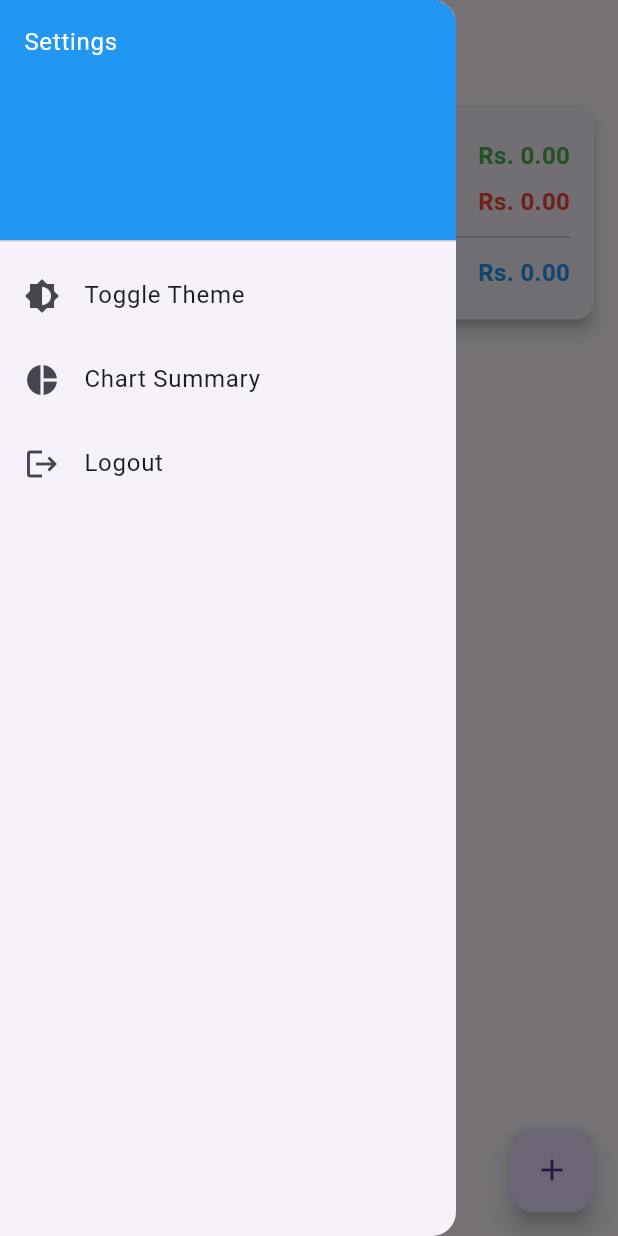
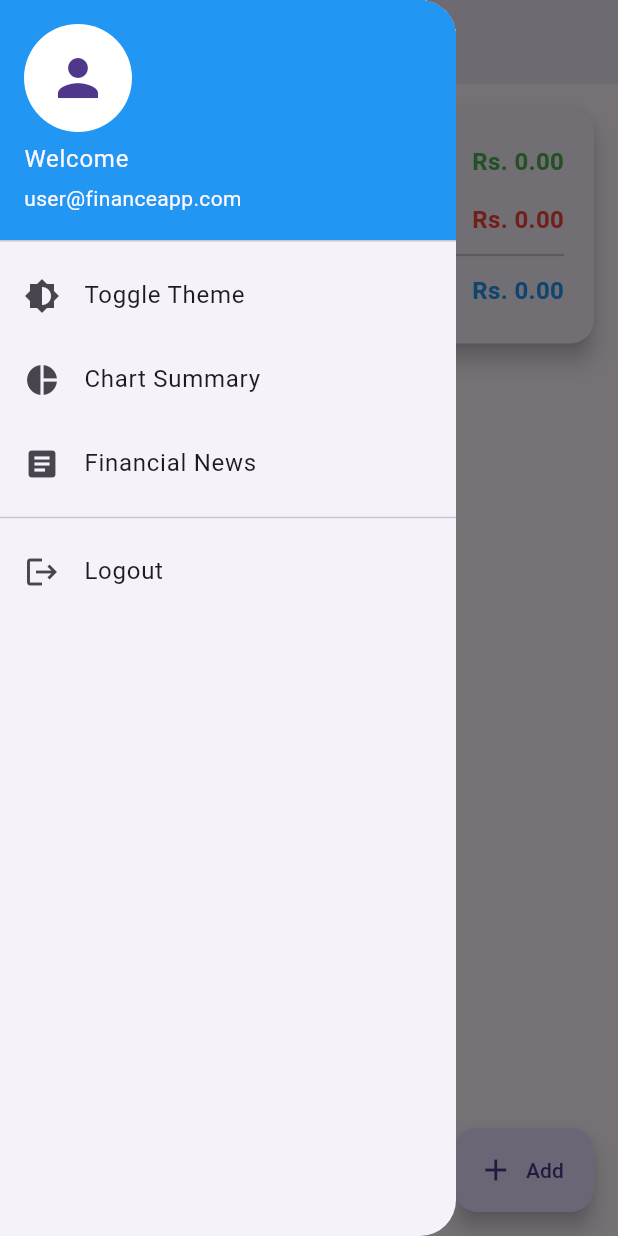
Before and after one commit to ENLDR/personal_finance_app, a Flutter app: the HomeScreen screen opened directly, with the side drawer open, on a phone screen of 412 x 824 dp. Run offline on Flutter 3.47's test engine with Material 3 defaults, Android fonts, the phone set to English and light mode, and no system bars; our stand-ins replace bloc, cloud_firestore, dio, equatable, firebase_auth, firebase_core and 2 more; accounts and stored records are empty; network calls fail.

Commit message:
Few changes in transaction_list_screen and transaction_form_screen

```diff
--- a/lib/features/home/ui/home_screen.dart
+++ b/lib/features/home/ui/home_screen.dart
@@ -2,12 +2,12 @@ import 'package:flutter/material.dart';
 import 'package:flutter_bloc/flutter_bloc.dart';
 import 'package:personal_finance_app/core/common/bloc/theme_bloc.dart';
 import 'package:personal_finance_app/core/common/bloc/theme_event.dart';
+import 'package:personal_finance_app/features/news/ui/financial_news_screen.dart';
 import 'package:personal_finance_app/features/summary/widget/summary_card.dart';
 import 'package:personal_finance_app/features/auth/bloc/auth_bloc.dart';
 import 'package:personal_finance_app/features/auth/bloc/auth_event.dart';
 import 'package:personal_finance_app/features/auth/bloc/auth_state.dart';
 import 'package:personal_finance_app/features/auth/ui/login_screen.dart';
-
 import 'package:personal_finance_app/features/finances/bloc/finances_bloc.dart';
 import 'package:personal_finance_app/features/finances/bloc/finances_event.dart';
 import 'package:personal_finance_app/features/finances/bloc/finances_state.dart';
@@ -32,14 +32,29 @@ class HomeScreen extends StatelessWidget {
         }
       },
       child: Scaffold(
-        appBar: AppBar(title: const Text("My Finances")),
+        appBar: AppBar(
+          title: const Text("My Finances"),
+          centerTitle: true,
+          elevation: 4,
+        ),
         drawer: Drawer(
+          shape: const RoundedRectangleBorder(
+            borderRadius: BorderRadius.only(
+              topRight: Radius.circular(24),
+              bottomRight: Radius.circular(24),
+            ),
+          ),
           child: ListView(
             padding: EdgeInsets.zero,
             children: [
-              const DrawerHeader(
-                decoration: BoxDecoration(color: Colors.blue),
-                child: Text('Settings', style: TextStyle(color: Colors.white)),
+              UserAccountsDrawerHeader(
+                decoration: const BoxDecoration(color: Colors.blue),
+                accountName: const Text('Welcome'),
+                accountEmail: const Text('user@financeapp.com'),
+                currentAccountPicture: const CircleAvatar(
+                  backgroundColor: Colors.white,
+                  child: Icon(Icons.person, size: 40),
+                ),
               ),
               ListTile(
                 leading: const Icon(Icons.brightness_6),
@@ -62,7 +77,20 @@ class HomeScreen extends StatelessWidget {
                   );
                 },
               ),
-
+              ListTile(
+                leading: const Icon(Icons.article),
+                title: const Text('Financial News'),
+                onTap: () {
+                  Navigator.pop(context);
+                  Navigator.push(
+                    context,
+                    MaterialPageRoute(
+                      builder: (_) => const FinancialNewsScreen(),
+                    ),
+                  );
+                },
+              ),
+              const Divider(),
               ListTile(
                 leading: const Icon(Icons.logout),
                 title: const Text('Logout'),
@@ -74,7 +102,6 @@ class HomeScreen extends StatelessWidget {
             ],
           ),
         ),
-
         body: BlocBuilder<FinanceBloc, FinanceState>(
           builder: (context, state) {
             if (state is FinanceLoading) {
@@ -85,11 +112,11 @@ class HomeScreen extends StatelessWidget {
                   Card(
                     margin: const EdgeInsets.all(16),
                     shape: RoundedRectangleBorder(
-                      borderRadius: BorderRadius.circular(12),
+                      borderRadius: BorderRadius.circular(16),
                     ),
-                    elevation: 4,
+                    elevation: 6,
                     child: Padding(
-                      padding: const EdgeInsets.all(16),
+                      padding: const EdgeInsets.all(20),
                       child: Column(
                         children: [
                           buildSummaryRow(
@@ -97,12 +124,13 @@ class HomeScreen extends StatelessWidget {
                             state.totalIncome,
                             Colors.green,
                           ),
+                          const SizedBox(height: 8),
                           buildSummaryRow(
                             "Total Expenses",
                             state.totalExpense,
                             Colors.red,
                           ),
-                          const Divider(),
+                          const Divider(thickness: 1.5),
                           buildSummaryRow(
                             "Balance",
                             state.balance,
@@ -112,22 +140,48 @@ class HomeScreen extends StatelessWidget {
                       ),
                     ),
                   ),
+                  const Padding(
+                    padding: EdgeInsets.symmetric(
+                      horizontal: 16.0,
+                      vertical: 8,
+                    ),
+                    child: Align(
+                      alignment: Alignment.centerLeft,
+                      child: Text(
+                        "Recent Transactions",
+                        style: TextStyle(
+                          fontSize: 18,
+                          fontWeight: FontWeight.bold,
+                        ),
+                      ),
+                    ),
+                  ),
                   Expanded(
-                    child: ListView.builder(
+                    child: ListView.separated(
                       itemCount: state.transactions.length,
+                      separatorBuilder: (_, __) => const Divider(),
                       itemBuilder: (context, index) {
                         final txn = state.transactions[index];
                         return ListTile(
-                          leading: Icon(
-                            txn.type == 'income'
-                                ? Icons.arrow_upward
-                                : Icons.arrow_downward,
-                            color:
+                          leading: CircleAvatar(
+                            backgroundColor:
                                 txn.type == 'income'
-                                    ? Colors.green
-                                    : Colors.red,
+                                    ? Colors.green[100]
+                                    : Colors.red[100],
+                            child: Icon(
+                              txn.type == 'income'
+                                  ? Icons.arrow_downward
+                                  : Icons.arrow_upward,
+                              color:
+                                  txn.type == 'income'
+                                      ? Colors.green
+                                      : Colors.red,
+                            ),
                           ),
-                          title: Text(txn.title),
+                          title: Text(
+                            txn.title,
+                            style: const TextStyle(fontWeight: FontWeight.w600),
+                          ),
                           subtitle: Text(
                             txn.date.toLocal().toString().split(' ')[0],
                           ),
@@ -138,6 +192,7 @@ class HomeScreen extends StatelessWidget {
                                 Text(
                                   '\$${txn.amount.toStringAsFixed(2)}',
                                   style: TextStyle(
+                                    fontWeight: FontWeight.bold,
                                     color:
                                         txn.type == 'income'
                                             ? Colors.green
@@ -153,7 +208,7 @@ class HomeScreen extends StatelessWidget {
                                         MaterialPageRoute(
                                           builder:
                                               (_) => TransactionFormScreen(
-                                                txn: state.transactions[index],
+                                                txn: txn,
                                               ),
                                         ),
                                       );
@@ -196,7 +251,7 @@ class HomeScreen extends StatelessWidget {
             }
           },
         ),
-        floatingActionButton: FloatingActionButton(
+        floatingActionButton: FloatingActionButton.extended(
           onPressed: () async {
             final result = await Navigator.push(
               context,
@@ -206,7 +261,8 @@ class HomeScreen extends StatelessWidget {
               context.read<FinanceBloc>().add(LoadTransactionsEvent());
             }
           },
-          child: const Icon(Icons.add),
+          icon: const Icon(Icons.add),
+          label: const Text("Add"),
         ),
       ),
     );
--- a/lib/features/summary/ui/summary_chart_screen.dart
+++ b/lib/features/summary/ui/summary_chart_screen.dart
@@ -94,8 +94,7 @@ class _SummaryChartScreenState extends State<SummaryChartScreen> {
                               if (value > 0) {
                                 final selectedType =
                                     index == 0 ? 'income' : 'expense';
-                                print("Tapped Index: $index");
-                                print("Selected Type: $selectedType");
+
 
                                 final transactions =
                                     (context.read<FinanceBloc>().state
@@ -123,8 +122,6 @@ class _SummaryChartScreenState extends State<SummaryChartScreen> {
                           },
                         ),
                       ),
-                      swapAnimationDuration: const Duration(milliseconds: 150),
-                      swapAnimationCurve: Curves.linear,
                     ),
                   ),
                   const SizedBox(height: 30),
--- a/pubspec.yaml
+++ b/pubspec.yaml
@@ -43,6 +43,9 @@ dependencies:
   cloud_firestore: ^5.6.7
   uuid:
   fl_chart:
+  url_launcher:
+  google_fonts:
+  intl: ^0.20.2
 
 dev_dependencies:
   flutter_test:
```
Also changed, not shown: lib/features/finances/ui/transaction_form_screen.dart (+48 -4 lines), lib/features/news/data/news_service.dart (added, +26 -0 lines), lib/features/news/model/news_article.dart (+36 -17 lines), lib/features/news/ui/financial_news_screen.dart (added, +111 -0 lines), lib/features/summary/ui/transaction_list_screen.dart (+59 -8 lines), pubspec.lock, 6 other files.
